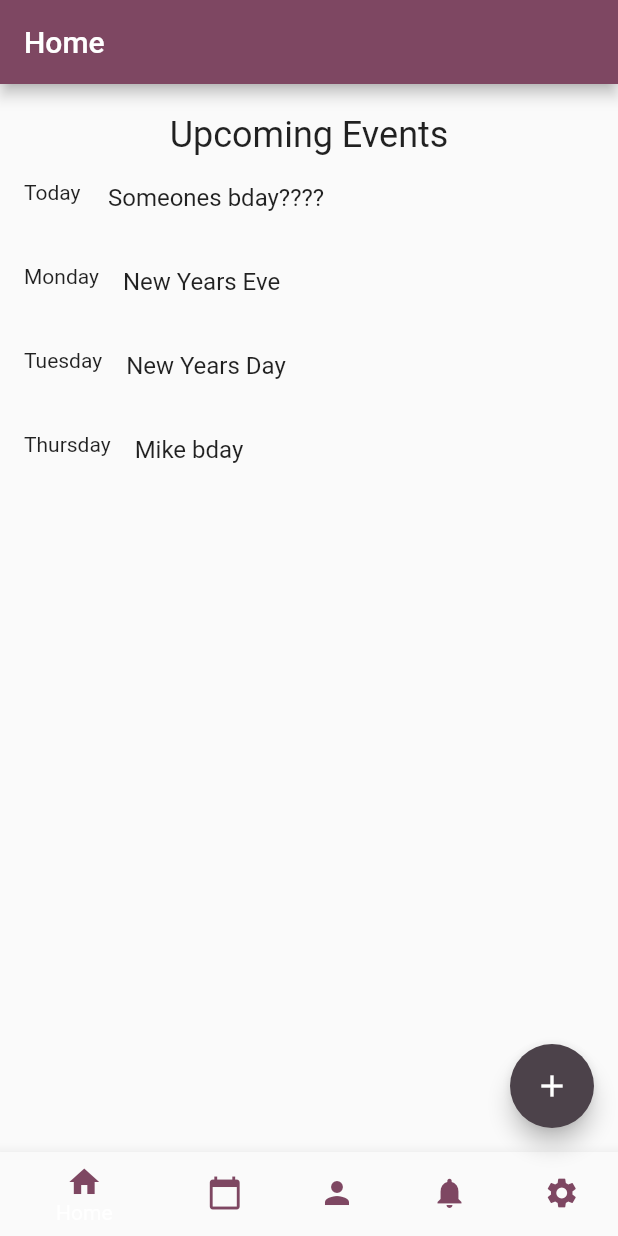
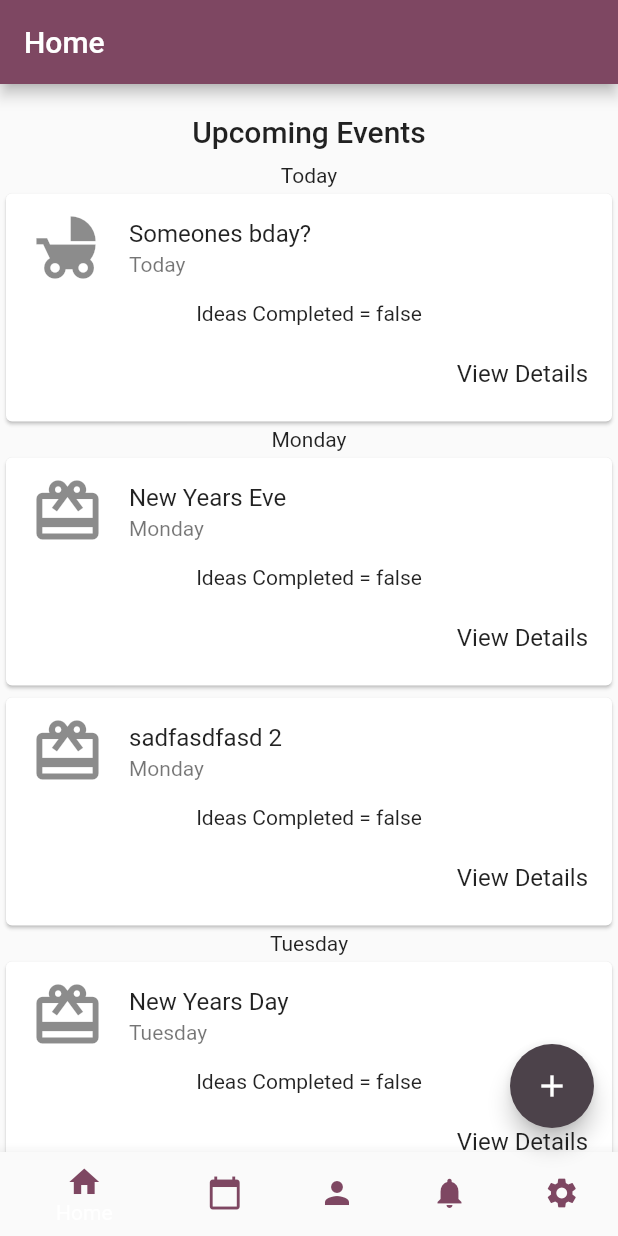
Before and after one commit to dran5447/GiftAssist, a Flutter app: the screen it shows after launch, on a phone screen of 412 x 824 dp. Run offline on Flutter 3.47's test engine with Material 2 defaults, Android fonts, the phone set to English and light mode, and no system bars; our stand-ins replace flutter_speed_dial.

Commit message:
update homepage

```diff
--- a/lib/main.dart
+++ b/lib/main.dart
@@ -23,7 +23,7 @@ void main() {
   //grey - Color.fromARGB(255, 76, 66, 74),
   //dark teal - Color.fromARGB(255, 83, 116, 127),
   //light teal - Color.fromARGB(255, 177, 197, 188),
-  //old paper -F9F6E4
+  //old paper - Color.fromARGB(255, 249, 246, 228)
 
 class MyApp extends StatelessWidget {
   @override
@@ -58,7 +58,7 @@ class _HomeState extends State<HomePage>{
       body: _children[_selectedIndex],
       floatingActionButton: FloatingActionButton(
         onPressed: () {
-          Helpers.NavigateToAddAndReturnResult(context);
+          Helpers.navigateToAddAndReturnResult(context);
         }, backgroundColor: Color.fromARGB(255, 76, 66, 74),
         tooltip: 'Quick Add Gift Idea',
         child: Icon(Icons.add),
--- a/lib/mainpages/home.dart
+++ b/lib/mainpages/home.dart
@@ -9,7 +9,8 @@ class HomeWidget extends StatefulWidget {
 
 class HomeState extends State<HomeWidget>{
   //TODO pass in a limited number of upcoming global events
-  final List<Event> events = Helpers.filterPastEvents(Helpers.getTempEventsList());
+  final List<EventDateGroup> eventGroups = Helpers.getEventGroupingsByDate(Helpers.filterPastEvents(Helpers.getTempEventsList()));
+
 
   @override
   Widget build(BuildContext context) {
@@ -20,23 +21,82 @@ class HomeState extends State<HomeWidget>{
       body: Column(
         children: <Widget>[
           Padding(
-            padding: EdgeInsets.only(top: 20),
+            padding: EdgeInsets.only(top: 20, bottom: 10.0),
             child: Text
             (
               'Upcoming Events',
-              style: Theme.of(context).textTheme.headline,
+              style: Theme.of(context).textTheme.title,
+              textAlign: TextAlign.left,
             ),
           ),
           //TODO notification/announcements area
           new Expanded(
             child: ListView.builder(
-              itemCount: events.length,
-              itemBuilder: (context, index) {
-                return ListTile(
-                  leading: Text(Helpers.formatDate(events[index].date)),
-                  title: Text(events[index].title),
-                  onTap: () { /* TODO react to the tile being tapped */ },
-                );
+              itemCount: eventGroups.length,
+              shrinkWrap: true,
+              itemBuilder: (context, i) {
+                return Column(
+                      children: <Widget>[
+                        Text(eventGroups[i].formattedDate),
+                        ListView.builder(
+                          physics: ClampingScrollPhysics(),
+                           shrinkWrap: true,
+                            itemCount: eventGroups[i].events.length,
+                            itemBuilder: (context, j) {
+                              var events = eventGroups[i].events;
+                              return GestureDetector(
+                                child: Card(
+                                  child: Column(
+                                    children: <Widget>[
+                                      ListTile(
+                                        leading: Icon(events[j].icon, size:50.0),
+                                        title: Text(events[j].title),
+                                        subtitle: Text(Helpers.formatDate(events[j].date)),
+                                      ),
+                                      Text(
+                                        'Ideas Completed = ' + events[j].ideasCompleted().toString()
+                                      ),
+                                      ButtonBar(
+                                        children: <Widget>[
+                                          FlatButton(
+                                            textColor: Color.fromARGB(255, 126, 71, 98),
+                                            child: Text('View Details', style: Theme.of(context).textTheme.subhead),
+                                            onPressed: (){
+                                              //TODO event pressed
+                                              showDialog(
+                                                context: context,
+                                                builder: (context){
+                                                  return new AlertDialog(
+                                                    content: Text('event pressed'),
+                                                  );
+                                                }
+                                              );
+                                            },
+                                          )
+                                        ],
+                                      )
+                                    ],
+                                  ),
+                                ),
+                                onHorizontalDragEnd: (DragEndDetails details){
+                                  var velocity = details.primaryVelocity;
+                                  //TODO add swipe commanding
+                                  showDialog(
+                                    context: context,
+                                    builder: (context){
+                                      return new AlertDialog(
+                                        content: Text('dragged, velocity = ' + velocity.toString()),
+                                      );
+                                    }
+                                  );
+                                },
+                              );
+                            }
+                          ),
+
+                      ],
+                    );
+
               },
             ),
           ),
--- a/lib/objectmodel.dart
+++ b/lib/objectmodel.dart
@@ -1,10 +1,12 @@
+import 'package:flutter/material.dart';
 
 class Idea {
   final String title;
   final String description;
   final String website;
+  final bool done;
 
-  Idea(this.title, this.description, [this.website = '']);
+  Idea(this.title, this.description, [this.website = '', this.done = false]);
 }
 
 class Event {
@@ -12,12 +14,55 @@ class Event {
   final String title;
   final String description;
 
+  final EventType eventType;
   final bool recurring;
   final List<Idea> ideas;
   bool isExpanded;
 
-  Event(this.date, this.title, this.description, [this.ideas, this.recurring = false, this.isExpanded = false]);
+  IconData icon;
+
+  Event(this.date, this.title, this.description, [this.eventType = EventType.OTHER, this.ideas, this.recurring = false, this.isExpanded = false]){
+      icon = eventIconMap[eventType];
+  }
+
+  Map<EventType, IconData> eventIconMap = {
+    EventType.BIRTHDAY: (Icons.cake),
+    EventType.GRADUATION: (Icons.school),
+    EventType.WINTER_HOLIDAY: (Icons.ac_unit),
+    EventType.HOUSEWARMING: (Icons.home),
+    EventType.BABY_SHOWER: (Icons.child_friendly),
+    EventType.VALENTINES: (Icons.favorite_border),
+    EventType.PARTY: (Icons.people),
+    EventType.PROMOTION: (Icons.work),
+    EventType.FOOD_OUTING: (Icons.restaurant),
+    EventType.WEDDING: (Icons.all_inclusive),
+    EventType.ANNIVERSARY: (Icons.favorite),
+    EventType.OTHER: (Icons.card_giftcard),
+  };
+
+  bool ideasCompleted(){
+    if(ideas.length > 0) {
+      for(int i=0; i<ideas.length; i++){
+        if(!ideas[i].done){
+          return false;
+        }
+      }
+      return true;
+    }
+    return true;
+  }
 }
+
+enum EventType { BIRTHDAY, GRADUATION, WINTER_HOLIDAY, HOUSEWARMING, BABY_SHOWER,
+                  VALENTINES, PARTY, PROMOTION, FOOD_OUTING, WEDDING, ANNIVERSARY, OTHER}
+
+class EventDateGroup{
+  final String formattedDate;
+  final List<Event> events;
+
+  EventDateGroup(this.formattedDate, this.events);
+}
+
 
 class Person {
   final String name;
--- a/lib/personpage.dart
+++ b/lib/personpage.dart
@@ -83,12 +83,12 @@ class _IdeasState extends State<PersonPage> {
               label: 'Add Gift Idea',
               labelStyle: TextStyle(fontSize: 18.0),
               onTap: () {
-                Helpers.NavigateToAddAndReturnResult(context);
+                Helpers.navigateToAddAndReturnResult(context);
               }
             ),
             SpeedDialChild(
               child: Icon(Icons.calendar_today),
-              backgroundColor: Color.fromARGB(255, 83, 116, 127)
+              backgroundColor: Color.fromARGB(255, 83, 116, 127),
               label: 'Add Event',
               labelStyle: TextStyle(fontSize: 18.0),
               onTap: ()  {
--- a/lib/sharedhelpers.dart
+++ b/lib/sharedhelpers.dart
@@ -8,13 +8,13 @@ class Helpers{
   // TEMPORARY HELPERS
   static List<Event> getTempEventsList(){
     final List<Event> events = [
-      new Event(new DateTime(2018, 12, 25), 'Christmas', 'ho ho ho', getTempIdeasList2(), true),
-      new Event(new DateTime(2018, 12, 26), 'Boxing Day', 'monies', getTempIdeasList1()),
-      new Event(new DateTime(2018, 12, 27), 'Someones bday maybe', 'n/a', getTempIdeasList2()),
-      new Event(new DateTime(2018, 12, 28), 'Someones bday????', 'n/a', getTempIdeasList2()),
-      new Event(new DateTime(2018, 12, 31), 'New Years Eve', '3-2-1', getTempIdeasList2()),
-      new Event(new DateTime(2019, 1, 1), 'New Years Day', 'new year new you, dont fuck oop', getTempIdeasList1()),
-      new Event(new DateTime(2019, 1, 3), 'Mike bday', 'woop woop', getTempIdeasList1()),
+      new Event(new DateTime(2018, 12, 25), 'Christmas', 'ho ho ho', EventType.WINTER_HOLIDAY, getTempIdeasList2(), true),
+      new Event(new DateTime(2018, 12, 26), 'Boxing Day', 'monies', EventType.FOOD_OUTING, getTempIdeasList1()),
+      new Event(new DateTime(2018, 12, 28), 'Someones bday?', 'n/a',EventType.BABY_SHOWER, getTempIdeasList2()),
+      new Event(new DateTime(2018, 12, 31), 'New Years Eve', '3-2-1',EventType.OTHER, getTempIdeasList2()),
+      new Event(new DateTime(2018, 12, 31), 'sadfasdfasd 2', '3-2-1',EventType.OTHER, getTempIdeasList2()),
+      new Event(new DateTime(2019, 1, 1), 'New Years Day', 'new year new you, dont fuck oop',EventType.OTHER, getTempIdeasList1()),
+      new Event(new DateTime(2019, 1, 3), 'Mike bday', 'woop woop',EventType.OTHER, getTempIdeasList1()),
     ];
     return events;
   }
@@ -43,7 +43,34 @@ class Helpers{
 
   // END TEMP HELPERS
 
-  static NavigateToAddAndReturnResult(BuildContext context) async{
+  static List<EventDateGroup> getEventGroupingsByDate(List<Event> events){
+    List<EventDateGroup> eventGroups = [];
+
+    //Assume for now they are sorted at this point
+    //TODO sort
+
+    List<Event> currentDateEventList = [];
+    currentDateEventList.add(events[0]);
+    for(int i=1; i<events.length; i++){
+      if(events[i].date != events[i-1].date){
+        List<Event>  temp = new List.from(currentDateEventList);
+        // currentDateEventList;
+        eventGroups.add(new EventDateGroup(Helpers.formatDate(currentDateEventList[0].date), temp));
+        currentDateEventList.clear();
+        currentDateEventList.add(events[i]);
+      }
+      else{
+        currentDateEventList.add(events[i]);
+      }
+      if(i == events.length-1){
+        var temp = currentDateEventList;
+        eventGroups.add(new EventDateGroup(Helpers.formatDate(events[i].date), temp));
+      }
+    }
+    return eventGroups;
+  }
+
+  static navigateToAddAndReturnResult(BuildContext context) async{
     // Navigator.push returns a Future that will complete after we call
     // Navigator.pop on the following screen to feedback success or failure
     final result = await Navigator.push(
```
Also changed, not shown: 23 other files.
